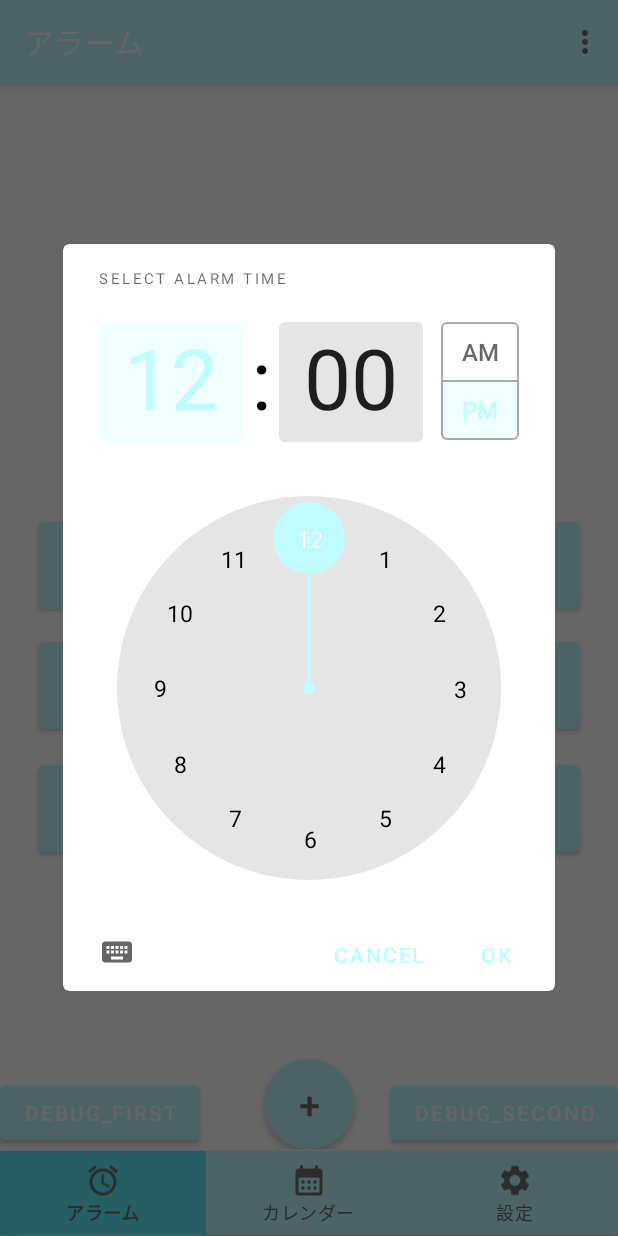
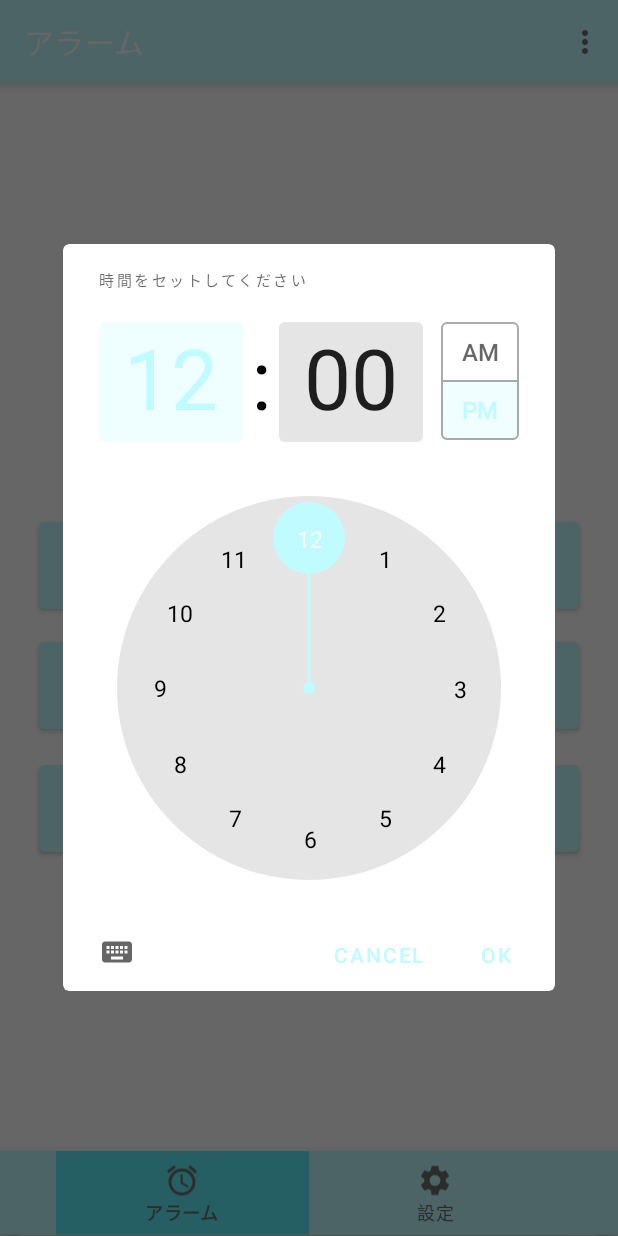
Before and after one commit to haruto0707/HACKU-Meijo-2023-codespaces, an Android app: the screen it shows after launch (MainActivity), after a tap on "SELECT TIME", on a phone screen of 412 x 824 dp. Run offline under Robolectric (Android 15) with nearby library versions, the phone set to English and light mode, and no system bars.

Commit message:
Delete Calendar navigation

```diff
--- a/app/src/main/java/com/raywenderlich/android/sleepguardian/AlarmService.kt
+++ b/app/src/main/java/com/raywenderlich/android/sleepguardian/AlarmService.kt
@@ -60,7 +60,7 @@ class AlarmService : Service() {
 
         return NotificationCompat.Builder(this, CHANNEL_ID)
             .setSmallIcon(R.drawable.ic_launcher_background)
-            .setContentTitle("Foxandroid Alarm Manager")
+            .setContentTitle("Sleep Guardian")
             .setContentText("アラームが鳴りました")
             .setAutoCancel(false)
             .setDefaults(NotificationCompat.DEFAULT_ALL)
--- a/app/src/main/java/com/raywenderlich/android/sleepguardian/Home.kt
+++ b/app/src/main/java/com/raywenderlich/android/sleepguardian/Home.kt
@@ -45,10 +45,10 @@ class Home : Fragment() {
 
     private fun createNotificationChannel() {
         if (Build.VERSION.SDK_INT >= 26) {
-            val name: CharSequence = "foxandroidReminderChannel"
+            val name: CharSequence = "Sleep GuardianReminderChannel"
             val description = "Channnel For Alarm Manager"
             val importance = NotificationManager.IMPORTANCE_HIGH
-            val channel = NotificationChannel("foxandroid", name, importance)
+            val channel = NotificationChannel("Sleep Guardian", name, importance)
             channel.description = description
 
             val notificationManager =
@@ -62,17 +62,6 @@ class Home : Fragment() {
         savedInstanceState: Bundle?
     ): View? {
         val view = binding.root
-        val secondActButton = view.findViewById<Button>(R.id.second_act_btn)
-        secondActButton.setOnClickListener {
-            val intent = Intent(requireContext(), firstAlarm::class.java)
-            startActivity(intent)
-        }
-
-        val toDBSecondButton = view.findViewById<Button>(R.id.toSecondAl_btn)
-        toDBSecondButton.setOnClickListener {
-            val intent = Intent(requireContext(), secondAlerm::class.java)
-            startActivity(intent)
-        }
 
         binding.selectTimeBtn.setOnClickListener {
             showTimePicker()
@@ -103,7 +92,7 @@ class Home : Fragment() {
 
         alarmManager.cancel(pendingIntent)
 
-        Toast.makeText(requireContext(),"Alarm Canceled",Toast.LENGTH_LONG).show()
+        Toast.makeText(requireContext(),"アラームをキャンセルしました",Toast.LENGTH_LONG).show()
 
     }
 
@@ -128,7 +117,7 @@ class Home : Fragment() {
             pendingIntent
         )
 
-        Toast.makeText(requireContext(), "Alarm set Successfully", Toast.LENGTH_SHORT).show()
+        Toast.makeText(requireContext(), "アラームをセットしました", Toast.LENGTH_SHORT).show()
     }
 
 
@@ -139,10 +128,10 @@ class Home : Fragment() {
             .setTimeFormat(TimeFormat.CLOCK_12H)
             .setHour(12)
             .setMinute(0)
-            .setTitleText("Select Alarm Time")  // タイポ修正
+            .setTitleText("時間をセットしてください")  // タイポ修正
             .build()
 
-        picker.show(parentFragmentManager, "foxandroid")
+        picker.show(parentFragmentManager, "Sleep Guardian")
 
         picker.addOnPositiveButtonClickListener {
             val formattedTime = if (picker.hour > 12) {
@@ -178,13 +167,4 @@ class Home : Fragment() {
             }
     }
 
-//    class AlarmReceiver : BroadcastReceiver() {
-//        override fun onReceive(context: Context?, intent: Intent?) {
-//            val i = Intent(context, firstAlarm::class.java)
-//            i.flags = Intent.FLAG_ACTIVITY_NEW_TASK or Intent.FLAG_ACTIVITY_CLEAR_TASK
-//            context?.startActivity(i)
-//        }
-//    }
-
-
 }
--- a/app/src/main/res/layout/fragment_home.xml
+++ b/app/src/main/res/layout/fragment_home.xml
@@ -10,34 +10,6 @@
 
     <!-- TODO: Update blank fragment layout -->
 
-
-    <Button
-        android:id="@+id/second_act_btn"
-        android:layout_width="wrap_content"
-        android:layout_height="wrap_content"
-        android:text="Debug_First"
-        app:layout_constraintBottom_toBottomOf="parent"
-        app:layout_constraintEnd_toEndOf="parent"
-        app:layout_constraintStart_toStartOf="parent"
-        app:layout_constraintTop_toTopOf="parent"
-        android:layout_gravity="bottom"/>
-
-    <Button
-        android:id="@+id/add_btn"
-        android:layout_width="60dp"
-        android:layout_height="60dp"
-        android:layout_gravity="bottom|center_horizontal"
-        android:background="@drawable/btn_add"
-        android:text="+"
-        android:textColor="#6F6F6F"
-        android:textSize="25sp"/>
-
-    <Button
-        android:id="@+id/toSecondAl_btn"
-        android:layout_width="wrap_content"
-        android:layout_height="wrap_content"
-        android:text="Debug_Second"
-        android:layout_gravity="bottom|end"/>
 
     <TextView
         android:layout_width="match_parent"
--- a/app/src/main/res/menu/bottom_menu.xml
+++ b/app/src/main/res/menu/bottom_menu.xml
@@ -5,10 +5,10 @@
         android:title="アラーム"
         android:icon="@drawable/baseline_access_alarm_24"
     />
-    <item
-        android:id="@+id/navigation_calendar"
-        android:title="カレンダー"
-        android:icon="@drawable/baseline_calendar_month_24"/>
+<!--    <item-->
+<!--        android:id="@+id/navigation_calendar"-->
+<!--        android:title="カレンダー"-->
+<!--        android:icon="@drawable/baseline_calendar_month_24"/>-->
     <item
         android:id="@+id/navigation_settings"
         android:title="設定"
```
Also changed, not shown: app/src/main/java/com/raywenderlich/android/sleepguardian/MainActivity.kt (+4 -4 lines), app/src/main/java/com/raywenderlich/android/sleepguardian/receiver/AlarmReceiver.kt (+11 -11 lines), 72 other files.
